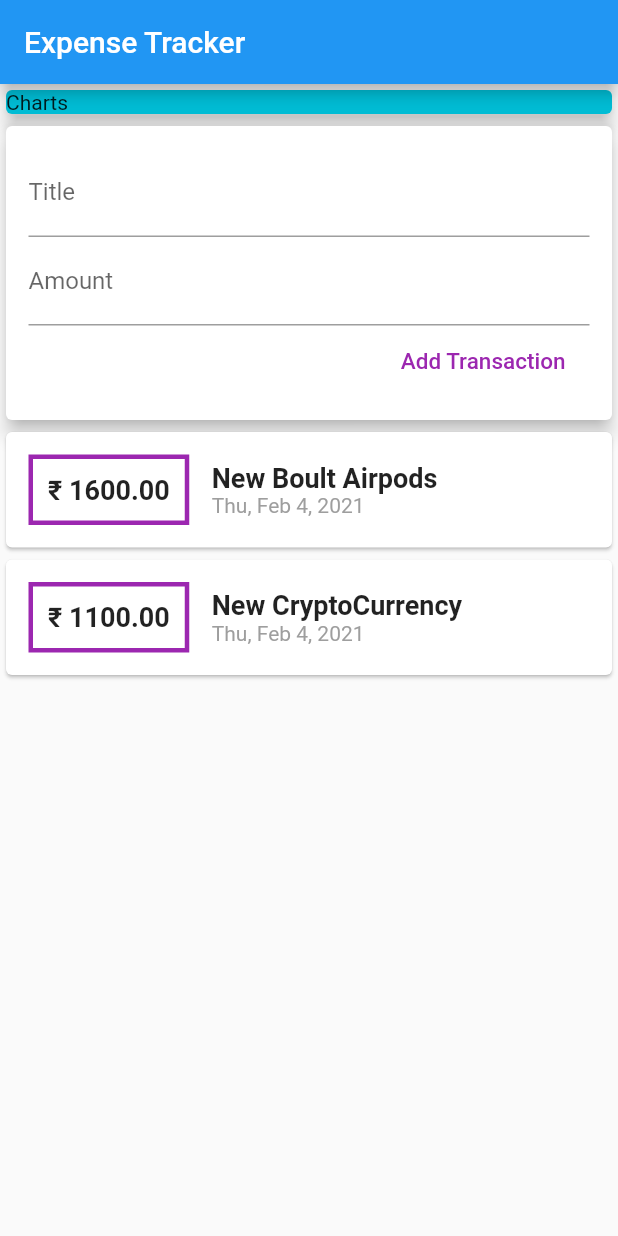
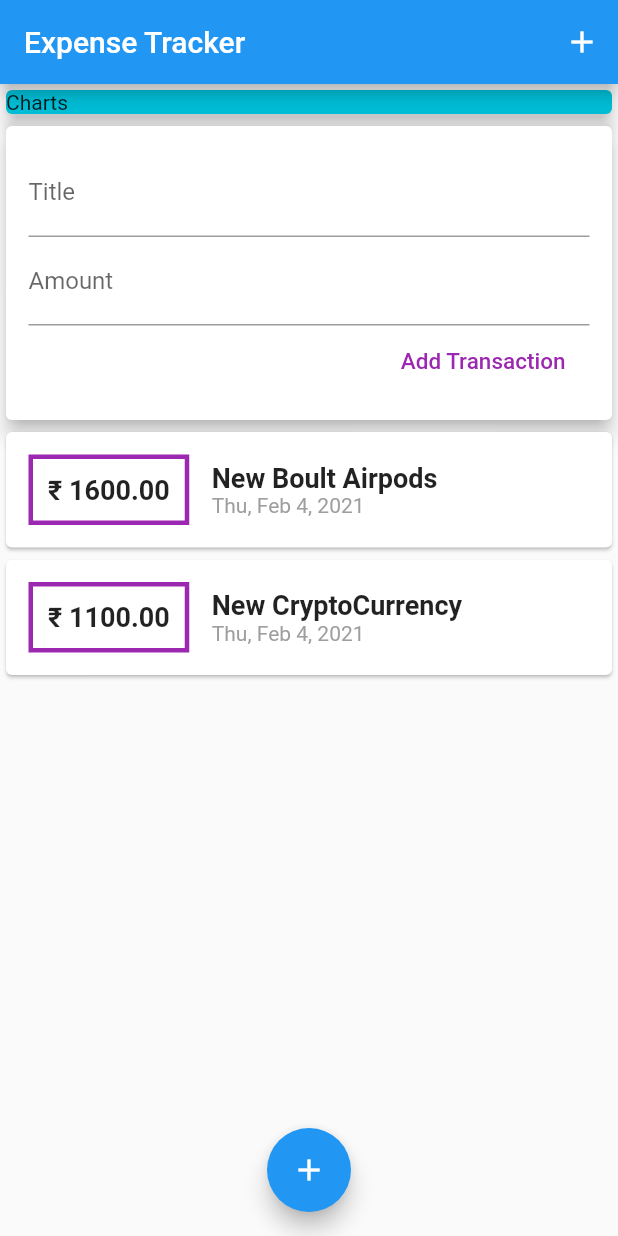
Before and after one commit to mayank8200/Expense-Tracker-Flutter, a Flutter app: the screen it shows after launch, on a phone screen of 412 x 824 dp. Run offline on Flutter 3.47's test engine with Material 2 defaults, Android fonts, the phone set to English and light mode, and no system bars.

Commit message:
added floating buttons

```diff
--- a/lib/main.dart
+++ b/lib/main.dart
@@ -14,6 +14,9 @@ class MyHomePage extends StatelessWidget {
       home: Scaffold(
           appBar: AppBar(
             title: Text('Expense Tracker'),
+            actions: [
+              IconButton(icon: Icon(Icons.add), onPressed: (){})
+            ],
           ),
           body: SingleChildScrollView(
                       child: Column(
@@ -33,7 +36,10 @@ class MyHomePage extends StatelessWidget {
                 UserTransactions()
               ],
             ),
-          )),
+          ),
+          floatingActionButton: FloatingActionButton(child: Icon(Icons.add),),
+          floatingActionButtonLocation: FloatingActionButtonLocation.centerFloat,
+          ),
     );
   }
 }
--- a/lib/widgets/tx_List.dart
+++ b/lib/widgets/tx_List.dart
@@ -8,7 +8,7 @@ class TransactionList extends StatelessWidget {
   @override
   Widget build(BuildContext context) {
     return Container(
-        height: 500,
+        height: 400,
         child: ListView.builder(
             itemBuilder: (ctx, index) {
               return Card(
```
